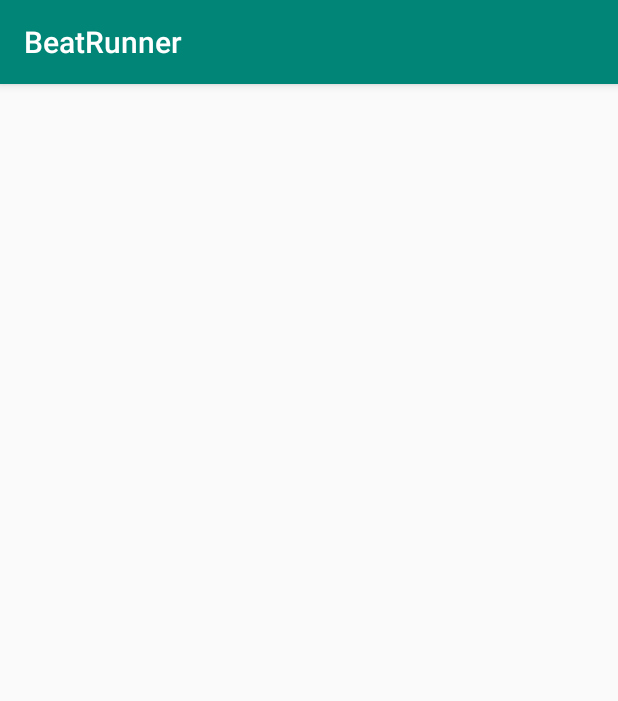
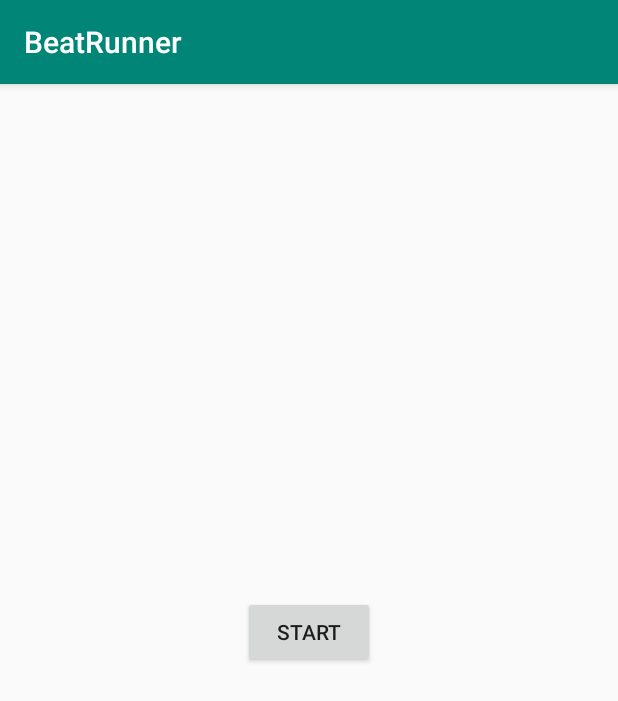
Before and after one commit to Max-Qi/BeatRunner, an Android app: the SuperPlayer screen opened directly, with no data from a screen before it, on a phone screen of 412 x 824 dp. Shown: the top 701 px of the screen. Run offline under Robolectric (Android 15) with nearby library versions, the phone set to English and light mode, and no system bars; 3 statements that could not run were skipped.

Commit message:
Playback worksgit add .!

```diff
--- a/app/src/main/AndroidManifest.xml
+++ b/app/src/main/AndroidManifest.xml
@@ -3,6 +3,7 @@
     package="com.example.beatrunner">
 
     <uses-permission android:name="android.permission.VIBRATE" />
+    <uses-permission android:name="android.permission.MODIFY_AUDIO_SETTINGS" />
 
     <application
         android:allowBackup="true"
--- a/app/src/main/java/com/example/beatrunner/MainActivity.java
+++ b/app/src/main/java/com/example/beatrunner/MainActivity.java
@@ -26,7 +26,7 @@ public class MainActivity extends AppCompatActivity {
     }
 
     public void startGroovin(View view) {
-        Intent intent = new Intent(this, MusicPlayer.class);
+        Intent intent = new Intent(this, SuperPlayer.class);
         startActivity(intent);
     }
 }
--- a/app/src/main/res/layout/activity_super_player.xml
+++ b/app/src/main/res/layout/activity_super_player.xml
@@ -6,4 +6,16 @@
     android:layout_height="match_parent"
     tools:context=".SuperPlayer">
 
+    <Button
+        android:id="@+id/button"
+        android:layout_width="wrap_content"
+        android:layout_height="wrap_content"
+        android:layout_marginStart="144dp"
+        android:layout_marginTop="341dp"
+        android:layout_marginEnd="144dp"
+        android:onClick="ButtonTogglePlayPause"
+        android:text="@string/button_start"
+        app:layout_constraintEnd_toEndOf="parent"
+        app:layout_constraintStart_toStartOf="parent"
+        app:layout_constraintTop_toTopOf="parent" />
 </androidx.constraintlayout.widget.ConstraintLayout>
```
Also changed, not shown: app/src/main/java/com/example/beatrunner/SuperPlayer.java (+16 -1 lines), 2 other files.
